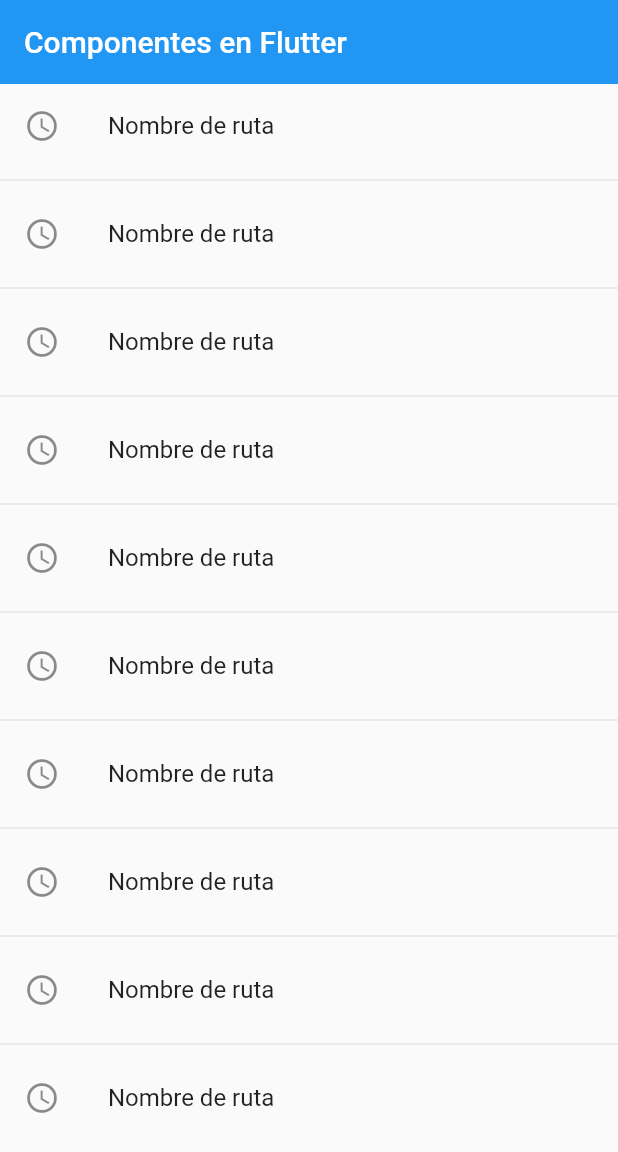
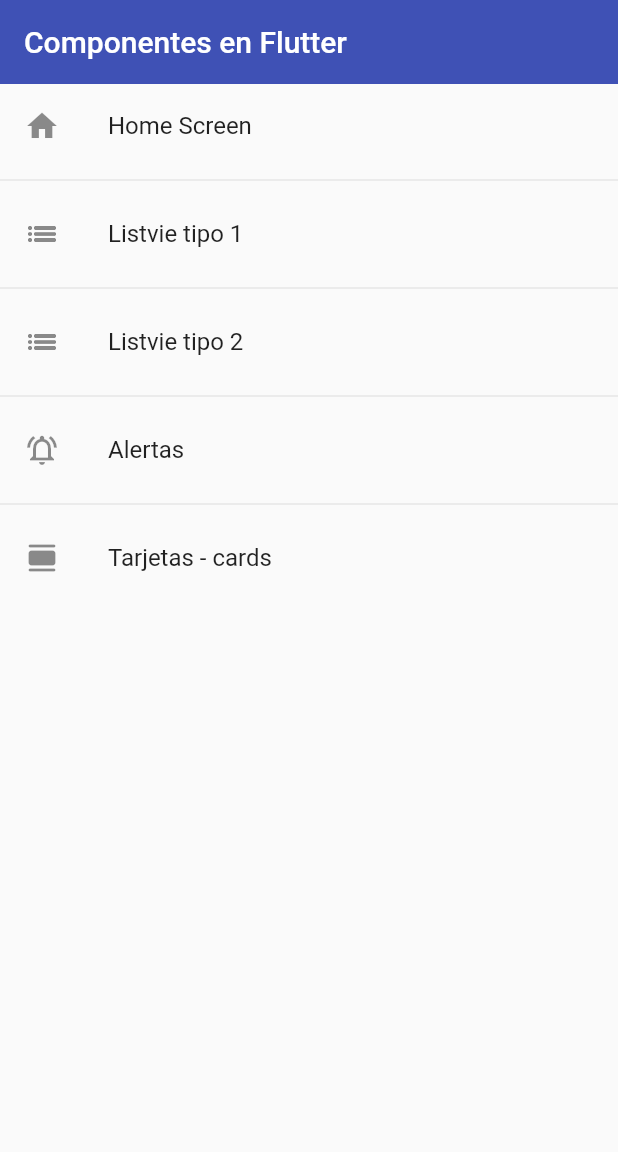
Before and after one commit to DaveOval/app_componentesFlutter, a Flutter app: the screen it shows after launch, on a phone screen of 412 x 824 dp. Shown: the top 1152 px of the screen. Run offline on Flutter 3.47's test engine with Material 2 defaults, Android fonts, the phone set to English and light mode, and no system bars.

Commit message:
se agregaron mas screens

```diff
--- a/lib/main.dart
+++ b/lib/main.dart
@@ -1,6 +1,6 @@
 import 'package:flutter/material.dart';
 
-import 'package:fl_components/screens/screens.dart';
+import 'package:fl_components/router/app_routes.dart';
 
 
 
@@ -15,15 +15,18 @@ class MyApp extends StatelessWidget {
     return  MaterialApp(
       debugShowCheckedModeBanner: false,
       title: 'Material App',
-      // home: const CardScreen(),
-      initialRoute: 'home',
-      routes: {
-        'home':(BuildContext context) => const HomeScreen(),
-        'listview1':(BuildContext context) => const Listview1Screen(),
-        'listview2':(BuildContext context) => const Listview2Screen(),
-        'alert':(BuildContext context) => const AlertScreen(),
-        'card':(BuildContext context) => const CardScreen(),
-      },
+      initialRoute: AppRoutes.initialRoute,
+      routes: AppRoutes.getAppRoutes(),
+      onGenerateRoute: AppRoutes.onGenerateRoute,
+      theme: ThemeData.light().copyWith(
+        //color primario
+        primaryColor: Colors.indigo,
+        //Appbar Theme
+        appBarTheme: const AppBarTheme(
+          color: Colors.indigo,
+          elevation: 0,
+        )
+      ),
     );
   }
 }
--- /dev/null
+++ b/lib/models/menu_option.dart
@@ -0,0 +1,15 @@
+import 'package:flutter/material.dart' show IconData, Widget;
+
+class MenuOption{
+  final String route;
+  final IconData icon;
+  final String name;
+  final Widget screen;
+
+  MenuOption({
+    required this.route,
+    required this.icon,
+    required this.name,
+    required this.screen
+  });
+}
--- /dev/null
+++ b/lib/models/models.dart
@@ -0,0 +1 @@
+export 'package:fl_components/models/menu_option.dart';
--- /dev/null
+++ b/lib/router/app_routes.dart
@@ -0,0 +1,42 @@
+import 'package:flutter/material.dart';
+
+import 'package:fl_components/models/models.dart';
+import 'package:fl_components/screens/screens.dart';
+
+
+
+class AppRoutes{
+  static const initialRoute = 'home';
+
+  static final menuOptions = <MenuOption>[
+    // TODO: borrar home
+    MenuOption(route: 'home', name: 'Home Screen', screen: const HomeScreen(), icon: Icons.home),
+    MenuOption(route: 'listview1', name: 'Listvie tipo 1', screen: const Listview1Screen(), icon: Icons.list_outlined),
+    MenuOption(route: 'listview2', name: 'Listvie tipo 2', screen: const Listview2Screen(), icon: Icons.list_outlined),
+    MenuOption(route: 'alert', name: 'Alertas', screen: const AlertScreen(), icon: Icons.notifications_active_outlined),
+    MenuOption(route: 'card', name: 'Tarjetas - cards', screen: const CardScreen(), icon: Icons.calendar_view_day_rounded),
+  ];
+
+  static Map<String, Widget Function(BuildContext)> getAppRoutes(){
+
+    Map<String, Widget Function(BuildContext)> AppRoutes = {};
+
+    for (final option in menuOptions) {
+      AppRoutes.addAll({option.route:(BuildContext context) => option.screen});
+    }
+    return  AppRoutes;
+  }
+  // static Map<String, Widget Function(BuildContext)> routes = {
+  //       'home':(BuildContext context) => const HomeScreen(),
+  //       'listview1':(BuildContext context) => const Listview1Screen(),
+  //       'listview2':(BuildContext context) => const Listview2Screen(),
+  //       'alert':(BuildContext context) => const AlertScreen(),
+  //       'card':(BuildContext context) => const CardScreen(),
+  // };
+
+  static Route<dynamic> onGenerateRoute ( RouteSettings settings) {
+        return MaterialPageRoute(
+          builder: (context) => const AlertScreen(),
+        );
+  }
+}
--- a/lib/screens/home_screen.dart
+++ b/lib/screens/home_screen.dart
@@ -1,4 +1,7 @@
+
 import 'package:flutter/material.dart';
+
+import 'package:fl_components/router/app_routes.dart';
 
 class HomeScreen extends StatelessWidget {
 
@@ -6,22 +9,27 @@ class HomeScreen extends StatelessWidget {
 
   @override
   Widget build(BuildContext context) {
+
+    final menuOptions = AppRoutes.menuOptions;
     return  Scaffold(
       appBar: AppBar(
         title: const Text('Componentes en Flutter'),
-        elevation: 0,
       ),
       body: ListView.separated(
         itemBuilder: (context, index) => ListTile(
-          leading: const Icon(Icons.access_time_outlined),
-          title: const Text('Nombre de ruta'),
+          leading: Icon(menuOptions[index].icon),
+          title:  Text(menuOptions[index].name),
           onTap: () {
 
+            // final route = MaterialPageRoute(builder: (context) => const Listview1Screen()
+            // );
 
+            // Navigator.push(context, route);
+            Navigator.pushNamed(context,menuOptions[index].route);
           },
         ),
         separatorBuilder:(_, __) => const Divider(),
-        itemCount: 10
+        itemCount: menuOptions.length
         )
     );
   }
--- a/lib/screens/listview2_screen.dart
+++ b/lib/screens/listview2_screen.dart
@@ -11,8 +11,6 @@ class Listview2Screen extends StatelessWidget {
     return Scaffold(
       appBar: AppBar(
         title: const Text('Listview Tipo 2'),
-        elevation: 0,
-        backgroundColor: Colors.indigo,
       ),
       body: ListView.separated(
         itemCount: options.length,
```
Also changed, not shown: 1 other file.
